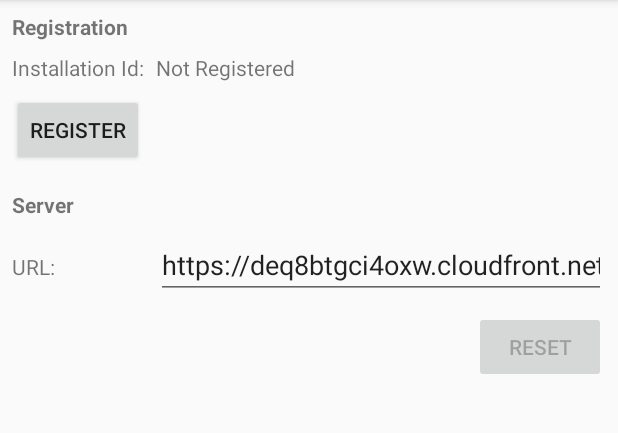
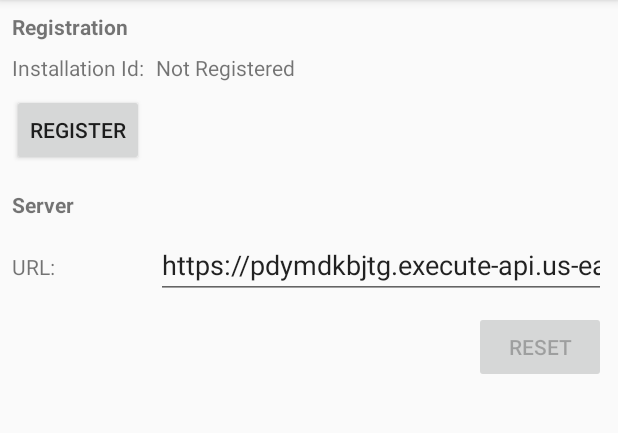
Before and after one commit to PRosenb/ArduinoPushNotification, an Android app: the screen it shows after launch (MainActivity), on a phone screen of 412 x 824 dp, the part 84-517 px from its top. Run offline under Robolectric (Android 15) with nearby library versions, the phone set to English and light mode, and no system bars; our stand-ins replace Timber.

Commit message:
move to v1

```diff
--- a/app/src/main/res/values/donottranslate.xml
+++ b/app/src/main/res/values/donottranslate.xml
@@ -1,5 +1,5 @@
 <resources>
     <string name="default_notification_channel_id">default</string>
-    <string name="default_server_url">https://deq8btgci4oxw.cloudfront.net/</string>
+    <string name="default_server_url">https://pdymdkbjtg.execute-api.us-east-1.amazonaws.com/v1/</string>
 
 </resources>
```
Also changed, not shown: 1 other file.
